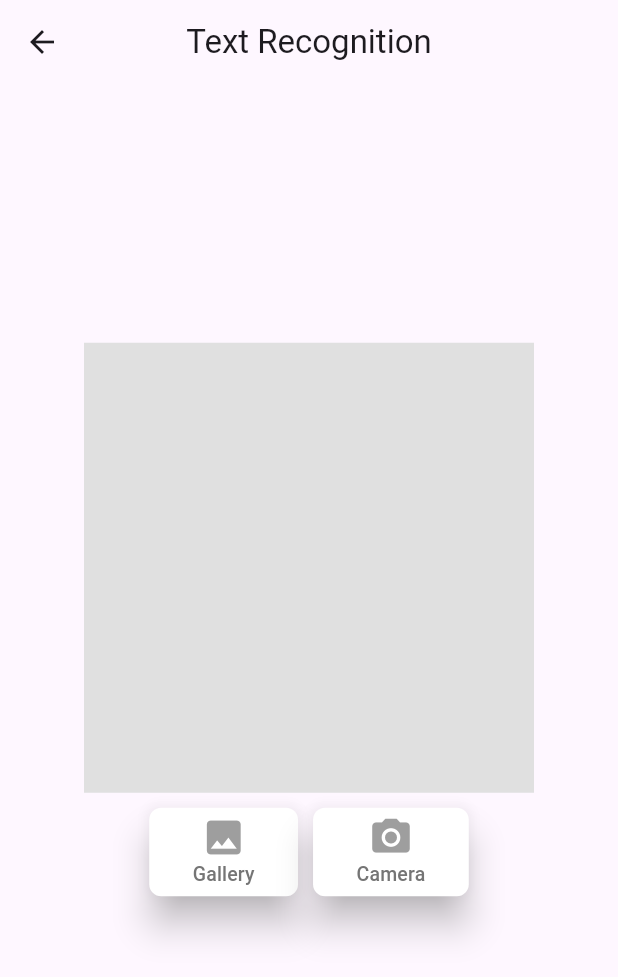
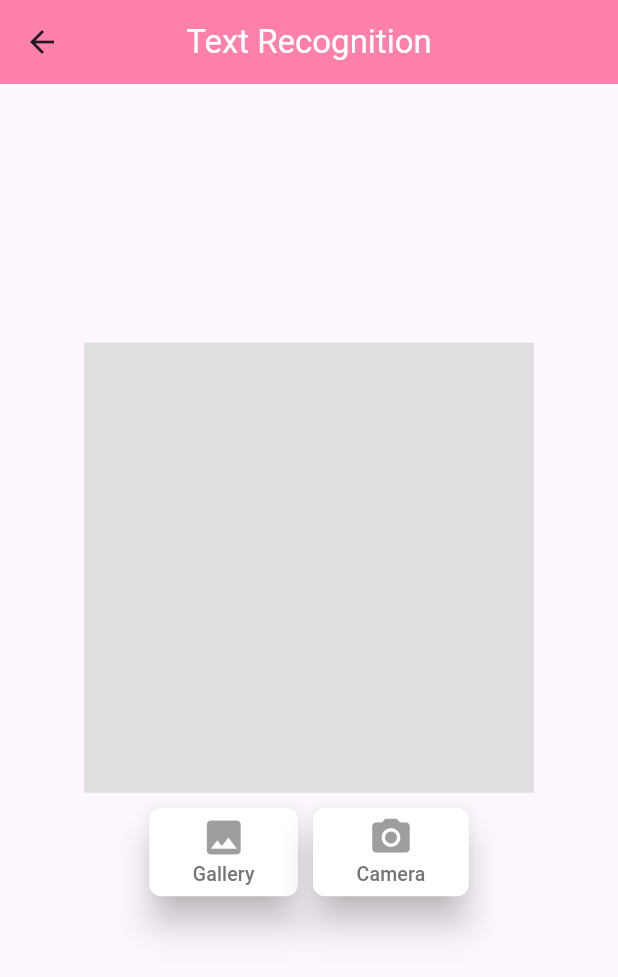
Before and after one commit to shengkee0122/financeapp, a Flutter app: the MyHomePage screen opened directly, on a phone screen of 412 x 824 dp. Shown: the top 977 px of the screen. Run offline on Flutter 3.47's test engine with Material 3 defaults, Android fonts, the phone set to English and light mode, and no system bars; our stand-ins replace image_picker; missing offline and left inert: google_ml_kit.

Commit message:
A Expense Tracker app with ocr

```diff
--- a/lib/ocr.dart
+++ b/lib/ocr.dart
@@ -22,7 +22,13 @@ class _MyHomePageState extends State<MyHomePage> {
     return Scaffold(
       appBar: AppBar(
         centerTitle: true,
-        title: const Text("Text Recognition"),
+        title: Text(
+            "Text Recognition",
+            style: TextStyle(
+            color: Colors.white,
+            ),
+        ),
+        backgroundColor: Colors.pinkAccent.shade100,
       ),
       body: Center(
           child: SingleChildScrollView(
```
Also changed, not shown: lib/home_page.dart (+17 -4 lines).
